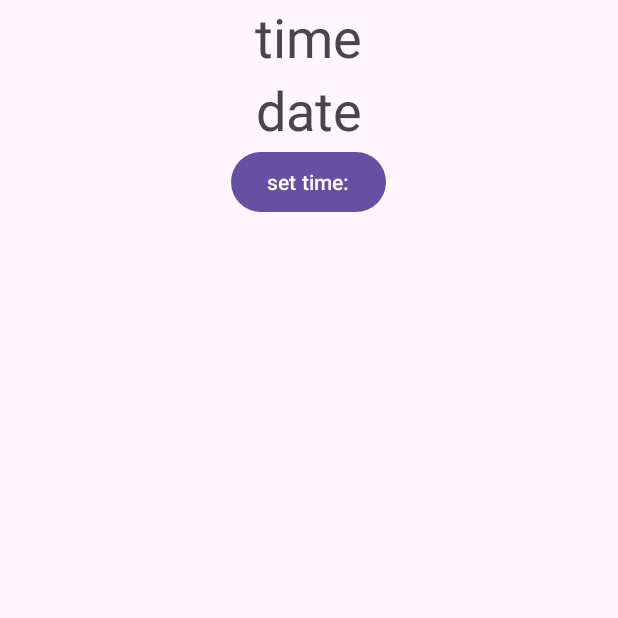
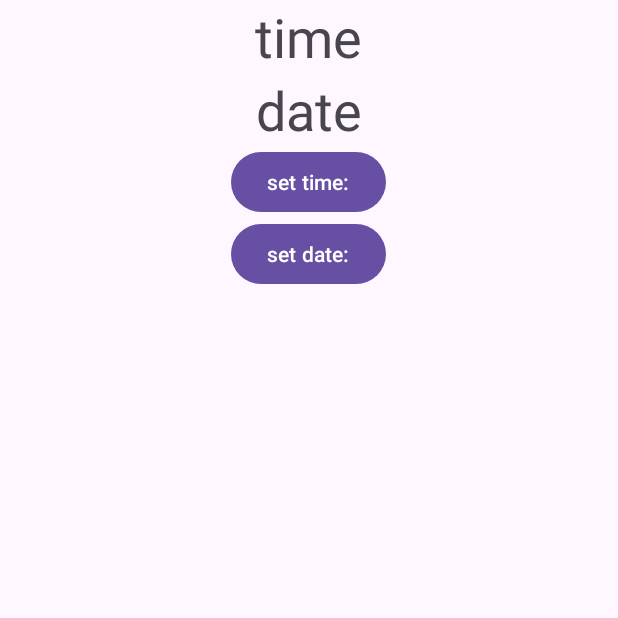
Before and after one commit to Ravi6565-android/time_and_date_picker, an Android app: the screen it shows after launch (MainActivity), on a phone screen of 412 x 824 dp, the top half of it. Run offline under Robolectric (Android 15) with nearby library versions, the phone set to English and light mode, and no system bars.

Commit message:
date picker and time picker set . some error is not solved yet.

```diff
--- a/app/src/main/java/com/example/time_date_pikker/MainActivity.java
+++ b/app/src/main/java/com/example/time_date_pikker/MainActivity.java
@@ -2,8 +2,11 @@ package com.example.time_date_pikker;
 
 import androidx.appcompat.app.AppCompatActivity;
 
+import android.app.DatePickerDialog;
 import android.app.TimePickerDialog;
 import android.os.Bundle;
+import android.view.View;
+import android.widget.DatePicker;
 import android.widget.TimePicker;
 
 import com.example.time_date_pikker.databinding.ActivityMainBinding;
@@ -12,21 +15,52 @@ import java.util.Calendar;
 
 public class MainActivity extends AppCompatActivity {
 
+    int hour, min,day,month,year;
     ActivityMainBinding binding;
+
     @Override
     protected void onCreate(Bundle savedInstanceState) {
         super.onCreate(savedInstanceState);
-        binding=ActivityMainBinding.inflate(getLayoutInflater());
+        binding = ActivityMainBinding.inflate(getLayoutInflater());
         setContentView(binding.getRoot());
-        Calendar calendar= Calendar.getInstance();
-
-        TimePickerDialog dialog= new TimePickerDialog(MainActivity.this, new TimePickerDialog.OnTimeSetListener() {
-            @Override
-            public void onTimeSet(TimePicker view, int hourOfDay, int minute) {
+        Calendar calendar = Calendar.getInstance();
+        hour = Calendar.HOUR_OF_DAY;
+        min = Calendar.MINUTE;
 
 
-            }
-        },calendar.get(calendar.get(Calendar.HOUR_OF_DAY)),calendar.get(Calendar.MINUTE),false);
+        binding.timesetbtn.setOnClickListener(view -> {
+            TimePickerDialog dialog = new TimePickerDialog(MainActivity.this, new TimePickerDialog.OnTimeSetListener() {
+                @Override
+                public void onTimeSet(TimePicker view, int hourOfDay, int minute) {
+                    hour = hourOfDay;
+                    min = minute;
+                    String am_pm;
+//                    if(calendar.get()){
+//                        am_pm="am";
+//                    }else{
+//                        am_pm="pm";
+//                    }
+                    binding.time.setText("" + hour + ":" + min + ":");
+                }
+            }, hour, min, false);
+            dialog.show();
+        });
+
+        binding.datesetbtn.setOnClickListener(view -> {
+            DatePickerDialog dialog= new DatePickerDialog (MainActivity.this, new DatePickerDialog.OnDateSetListener() {
+                @Override
+                public void onDateSet(DatePicker datePicker, int i, int i1, int i2) {
+                    day=i2;
+                    month=i1;
+                    year=i;
+                    binding.date.setText(day+"/"+month+"/"+year);
+                }
+            },year,month,day);
+            dialog.show();
+
+        });
+
+
 
     }
 }
--- a/app/src/main/res/layout/activity_main.xml
+++ b/app/src/main/res/layout/activity_main.xml
@@ -34,4 +34,11 @@
        android:id="@+id/timesetbtn"
        android:layout_gravity="center_horizontal"
        />
+    <Button
+        android:layout_width="wrap_content"
+        android:layout_height="wrap_content"
+        android:text="set date:"
+        android:id="@+id/datesetbtn"
+        android:layout_gravity="center_horizontal"
+        />
 </LinearLayout>
```
